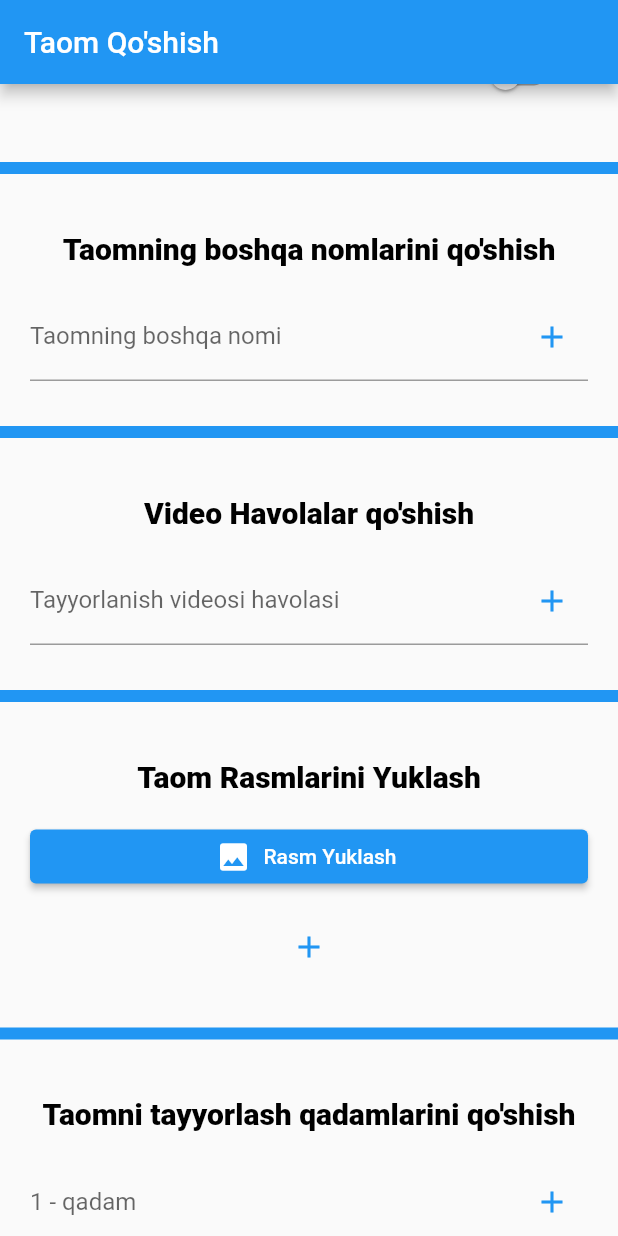
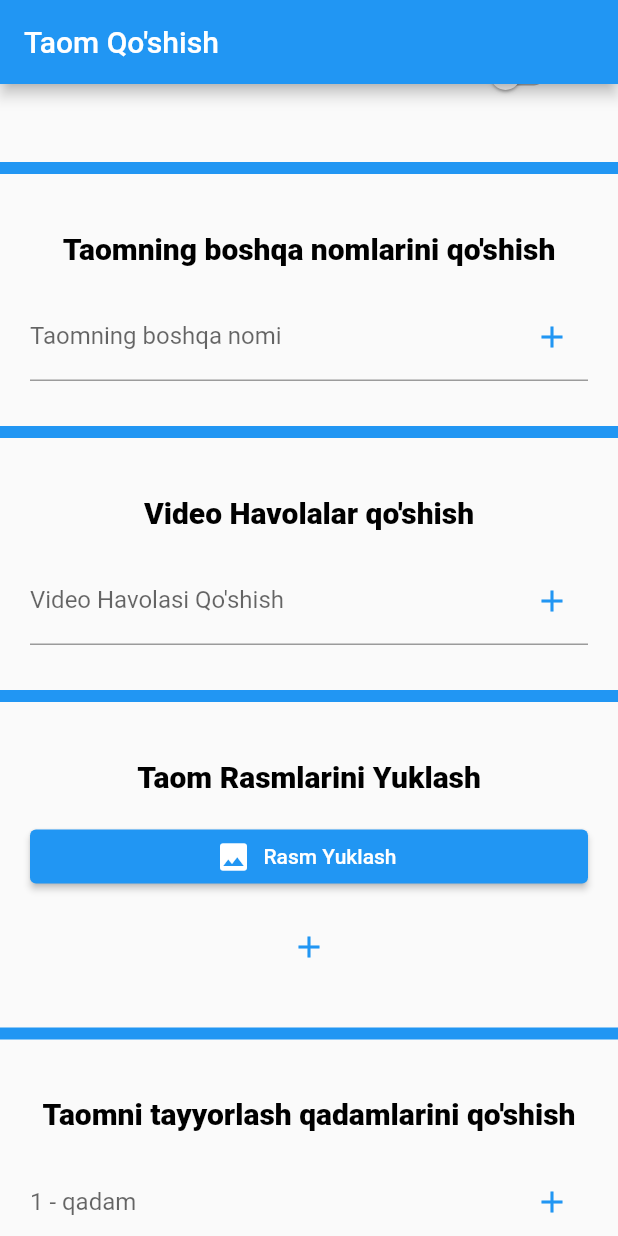
Before and after one commit to aziz1272/admin_1, a Flutter app: the screen it shows after launch, scrolled down 576 dp, on a phone screen of 412 x 824 dp. Run offline on Flutter 3.47's test engine with Material 2 defaults, Android fonts, the phone set to English and light mode, and no system bars; our stand-ins replace firebase_storage, image_picker; accounts and stored records are empty.

Commit message:
Initial commit 3

```diff
--- /dev/null
+++ b/lib/models/add_food/item_model.dart
@@ -0,0 +1,18 @@
+class ItemModel {
+  String food_name;
+  String img_url;
+
+  ItemModel({
+    required this.food_name,
+    required this.img_url,
+  });
+
+  ItemModel.fromJson(Map<String, dynamic> json)
+      : food_name = json['food_name'],
+        img_url = json['img_url'];
+
+  Map<String, dynamic> toJson() => {
+        "food_name": food_name,
+        "img_url": img_url,
+      };
+}
--- /dev/null
+++ b/lib/models/add_food/item_size_model.dart
@@ -0,0 +1,22 @@
+class ItemInSize {
+  String food_name;
+  String img_url;
+  String size;
+
+  ItemInSize({
+    required this.food_name,
+    required this.img_url,
+    required this.size,
+  });
+
+  ItemInSize.fromJson(Map<String, dynamic> json)
+      : food_name = json['food_name'],
+        img_url = json['img_url'],
+        size = json['size'];
+
+  Map<String, dynamic> toJson() => {
+        "food_name": food_name,
+        "img_url": img_url,
+        "size": size,
+      };
+}
--- a/lib/pages/add_food.dart
+++ b/lib/pages/add_food.dart
@@ -1,5 +1,7 @@
 import 'dart:developer';
 import 'dart:io';
+import 'package:admin_1/models/add_food/item_model.dart';
+import 'package:admin_1/models/add_food/item_size_model.dart';
 import 'package:flutter/material.dart';
 import 'package:flutter/services.dart';
 import 'package:image_picker/image_picker.dart';
@@ -12,7 +14,36 @@ class AddFood extends StatefulWidget {
 }
 
 class _AddFoodState extends State<AddFood> {
+  List<String> namesList = [];
+  List<String> videoList = [];
+  List<String> stepsList = [];
+  List<String> imgUrlList = [];
+  List<ItemModel> itemList = [];
+  List<ItemInSize> itemSizeModel = [];
   File? image;
+  bool isSuyuq = false;
+  bool isParhez = false;
+  bool isXamirli = false;
+  bool isPishiriq = false;
+  bool isFastFood = false;
+  int videoUrls = 1;
+  int imageCount = 1;
+  int foodName = 1;
+  int item = 1;
+  int itemSize = 1;
+  int steps = 1;
+  TextEditingController name = TextEditingController();
+  TextEditingController id = TextEditingController();
+  TextEditingController otherName = TextEditingController();
+  TextEditingController videoUrl = TextEditingController();
+  TextEditingController stepText = TextEditingController();
+  TextEditingController itemText = TextEditingController();
+  TextEditingController itemSizeText = TextEditingController();
+  TextEditingController sizeText = TextEditingController();
+  TextEditingController time = TextEditingController();
+  TextEditingController itemSizeName = TextEditingController();
+  TextEditingController sizeItem = TextEditingController();
+  TextEditingController description = TextEditingController();
 
   Future pickImage() async {
     try {
@@ -27,19 +58,24 @@ class _AddFoodState extends State<AddFood> {
     }
   }
 
-  bool isSuyuq = false;
-  bool isParhez = false;
-  bool isXamirli = false;
-  bool isPishiriq = false;
-  bool isFastFood = false;
-  int videoUrls = 1;
-  int imageCount = 1;
-  int foodName = 1;
-  int item = 1;
-  int itemSize = 1;
-  int steps = 1;
-  TextEditingController name = TextEditingController();
-  TextEditingController id = TextEditingController();
+  ///
+  ///
+  ///
+  ///
+  ///
+  addName() {
+    setState(() {
+      namesList.add(otherName.text.trim());
+      otherName.text = "";
+    });
+  }
+
+  void addVideo() {
+    setState(() {
+      videoList.add(videoUrl.text.trim());
+      videoUrl.text = "";
+    });
+  }
 
   @override
   Widget build(BuildContext context) {
@@ -50,8 +86,8 @@ class _AddFoodState extends State<AddFood> {
       body: CustomScrollView(
         slivers: [
           titleBar("Taom nomi va ID-sini qo'shish"),
-          textField("Taom Nomi"),
-          textField("Taom ID-si"),
+          textField("Taom Nomi", name),
+          textField("Taom ID-si", id),
           divider(),
           titleBar("Taomning Turi"),
           SliverToBoxAdapter(
@@ -140,11 +176,9 @@ class _AddFoodState extends State<AddFood> {
                     isFastFood = value;
                   });
                 },
-                //  secondary: const Icon(Icons.food),
               ),
             ),
           ),
-
           divider(),
           titleBar("Taomning boshqa nomlarini qo'shish"),
           SliverList(
@@ -155,27 +189,39 @@ class _AddFoodState extends State<AddFood> {
                     left: 20,
                     right: 20,
                   ),
+                  child: Text(
+                    "${index + 1}. ${namesList[index]}",
+                    style: const TextStyle(
+                      fontWeight: FontWeight.bold,
+                      fontSize: 16,
+                    ),
+                  ),
+                );
+              },
+              childCount: namesList.length,
+            ),
+          ),
+          SliverToBoxAdapter(
+            child: Padding(
+              padding: const EdgeInsets.only(
+                left: 20,
+                right: 20,
+              ),
               child: TextField(
+                controller: otherName,
                 decoration: InputDecoration(
-                      suffixIcon: foodName == index + 1
-                          ? IconButton(
+                  suffixIcon: IconButton(
                     onPressed: () {
-                                setState(() {
-                                  foodName++;
-                                });
+                      addName();
                     },
                     icon: const Icon(
                       Icons.add,
                       color: Colors.blue,
                     ),
-                            )
-                          : null,
+                  ),
                   labelText: "Taomning boshqa nomi",
                 ),
               ),
-                );
-              },
-              childCount: foodName,
             ),
           ),
           divider(),
@@ -188,27 +234,39 @@ class _AddFoodState extends State<AddFood> {
                     left: 20,
                     right: 20,
                   ),
+                  child: Text(
+                    "${index + 1}. ${videoList[index]}",
+                    style: const TextStyle(
+                      fontWeight: FontWeight.bold,
+                      fontSize: 16,
+                    ),
+                  ),
+                );
+              },
+              childCount: videoList.length,
+            ),
+          ),
+          SliverToBoxAdapter(
+            child: Padding(
+              padding: const EdgeInsets.only(
+                left: 20,
+                right: 20,
+              ),
               child: TextField(
+                controller: videoUrl,
                 decoration: InputDecoration(
-                      suffixIcon: videoUrls == index + 1
-                          ? IconButton(
+                  suffixIcon: IconButton(
                     onPressed: () {
-                                setState(() {
-                                  videoUrls++;
-                                });
+                      addVideo();
                     },
                     icon: const Icon(
                       Icons.add,
                       color: Colors.blue,
                     ),
-                            )
-                          : null,
-                      labelText: "Tayyorlanish videosi havolasi",
+                  ),
+                  labelText: "Video Havolasi Qo'shish",
                 ),
               ),
-                );
-              },
-              childCount: videoUrls,
             ),
           ),
           divider(),
@@ -257,6 +315,7 @@ class _AddFoodState extends State<AddFood> {
                     right: 20,
                   ),
                   child: TextField(
+                    controller: stepText,
                     decoration: InputDecoration(
                       suffixIcon: steps == index + 1
                           ? IconButton(
@@ -291,6 +350,7 @@ class _AddFoodState extends State<AddFood> {
                     top: 12,
                   ),
                   child: TextField(
+                    controller: itemText,
                     decoration: InputDecoration(
                         labelText: "Masalliq Nomi",
                         suffixIcon: IconButton(
@@ -325,8 +385,8 @@ class _AddFoodState extends State<AddFood> {
           ),
           divider(),
           titleBar("Ma'lum Miqdorda tayyorlash"),
-          textField("Miqdori (kg, portsiya, dona ...)"),
-          textField("Sarflanadigan Vaqt"),
+          textField("Miqdori (kg, portsiya, dona ...)", itemSizeText),
+          textField("Sarflanadigan Vaqt", time),
           const SliverToBoxAdapter(
             child: SizedBox(
               height: 15,
@@ -356,7 +416,7 @@ class _AddFoodState extends State<AddFood> {
           ),
           divider(),
           titleBar("Taom Haqida"),
-          textField("Taom Haqida Ma'lumot"),
+          textField("Taom Haqida Ma'lumot", description),
           SliverToBoxAdapter(
             child: Padding(
               padding: const EdgeInsets.only(
@@ -494,7 +554,7 @@ class _AddFoodState extends State<AddFood> {
     );
   }
 
-  Widget textField(String label) {
+  Widget textField(String label, TextEditingController controller) {
     return SliverToBoxAdapter(
       child: Padding(
         padding: const EdgeInsets.only(
@@ -503,6 +563,7 @@ class _AddFoodState extends State<AddFood> {
           top: 12,
         ),
         child: TextField(
+          controller: controller,
           decoration: InputDecoration(
             labelText: label,
           ),
```
Also changed, not shown: lib/models/add_food/food_model.dart (added, +62 -0 lines), lib/services/firestore.dart (added, +35 -0 lines). Lines whose indentation alone changed are shown as unchanged.
